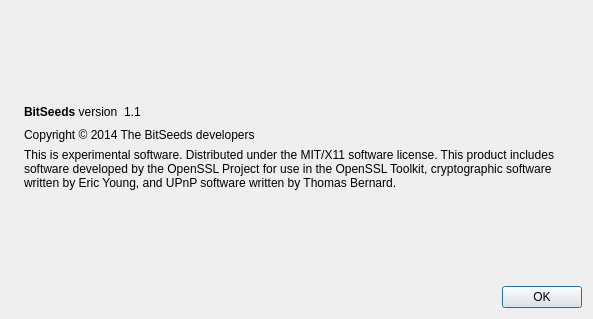
This is src/qt/forms/aboutdialog.ui in BitSeedsOrg/Bitseeds as Qt 5 draws it before an edit. The edited form follows.
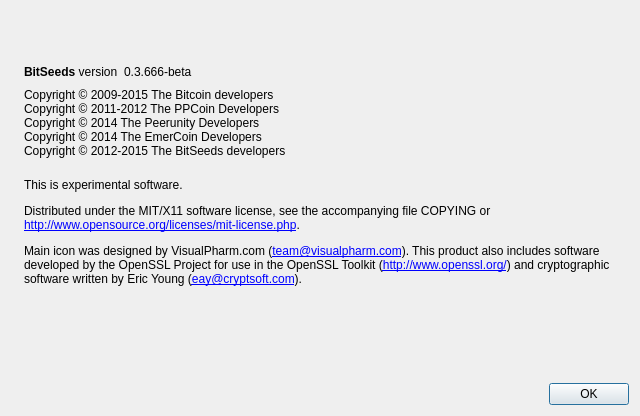
This is the edited form. Icons and pictures are not drawn.

What changed in the file:
```diff
--- a/src/qt/forms/aboutdialog.ui
+++ b/src/qt/forms/aboutdialog.ui
@@ -1,13 +1,13 @@
 <?xml version="1.0" encoding="UTF-8"?>
 <ui version="4.0">
  <class>AboutDialog</class>
- <widget class="QDialog" name="AboutDialog">
+ <widget class="QWidget" name="AboutDialog">
   <property name="geometry">
    <rect>
     <x>0</x>
     <y>0</y>
-    <width>593</width>
-    <height>319</height>
+    <width>640</width>
+    <height>416</height>
    </rect>
   </property>
   <property name="windowTitle">
@@ -25,6 +25,9 @@
      <property name="pixmap">
       <pixmap resource="../bitcoin.qrc">:/images/about</pixmap>
      </property>
+     <property name="alignment">
+      <set>Qt::AlignLeading|Qt::AlignLeft|Qt::AlignTop</set>
+     </property>
     </widget>
    </item>
    <item>
@@ -63,7 +66,7 @@
           <cursorShape>IBeamCursor</cursorShape>
          </property>
          <property name="text">
-          <string notr="true">1.1</string>
+          <string notr="true">0.3.666-beta</string>
          </property>
          <property name="textInteractionFlags">
           <set>Qt::LinksAccessibleByMouse|Qt::TextSelectableByKeyboard|Qt::TextSelectableByMouse</set>
@@ -91,7 +94,11 @@
         <cursorShape>IBeamCursor</cursorShape>
        </property>
        <property name="text">
-        <string>Copyright © 2014 The BitSeeds developers</string>
+        <string>Copyright © 2009-2015 The Bitcoin developers
+Copyright © 2011-2012 The PPCoin Developers
+Copyright © 2014 The Peerunity Developers
+Copyright © 2014 The EmerCoin Developers
+Copyright © 2012-2015 The BitSeeds developers</string>
        </property>
        <property name="textInteractionFlags">
         <set>Qt::LinksAccessibleByMouse|Qt::TextSelectableByKeyboard|Qt::TextSelectableByMouse</set>
@@ -104,13 +111,7 @@
         <cursorShape>IBeamCursor</cursorShape>
        </property>
        <property name="text">
-        <string>
-This is experimental software. Distributed under the MIT/X11 software license.
-
-This product includes software developed by the OpenSSL Project for use in the OpenSSL Toolkit, cryptographic software written by Eric Young, and UPnP software written by Thomas Bernard.</string>
-       </property>
-       <property name="textFormat">
-        <enum>Qt::RichText</enum>
+        <string>&lt;html&gt;&lt;head/&gt;&lt;body&gt;&lt;p&gt;&lt;br/&gt;This is experimental software.&lt;/p&gt;&lt;p&gt;Distributed under the MIT/X11 software license, see the accompanying file COPYING or &lt;br/&gt;&lt;a href=&quot;http://www.opensource.org/licenses/mit-license.php&quot;&gt;&lt;span style=&quot; text-decoration: underline; color:#0000ff;&quot;&gt;http://www.opensource.org/licenses/mit-license.php&lt;/span&gt;&lt;/a&gt;.&lt;/p&gt;&lt;p&gt;Main icon was designed by VisualPharm.com (&lt;a href=&quot;mailto:team@visualpharm.com&quot;&gt;&lt;span style=&quot; text-decoration: underline; color:#0000ff;&quot;&gt;team@visualpharm.com&lt;/span&gt;&lt;/a&gt;). This product also includes software developed by the OpenSSL Project for use in the OpenSSL Toolkit (&lt;a href=&quot;http://www.openssl.org/&quot;&gt;&lt;span style=&quot; text-decoration: underline; color:#0000ff;&quot;&gt;http://www.openssl.org/&lt;/span&gt;&lt;/a&gt;) and cryptographic software written by Eric Young (&lt;a href=&quot;mailto:eay@cryptsoft.com&quot;&gt;&lt;span style=&quot; text-decoration: underline; color:#0000ff;&quot;&gt;eay@cryptsoft.com&lt;/span&gt;&lt;/a&gt;).&lt;/p&gt;&lt;p&gt;&lt;br/&gt;&lt;/p&gt;&lt;/body&gt;&lt;/html&gt;</string>
        </property>
        <property name="wordWrap">
         <bool>true</bool>
```
Left out of the diff: 38 changed lines with no effect on the pictures.
